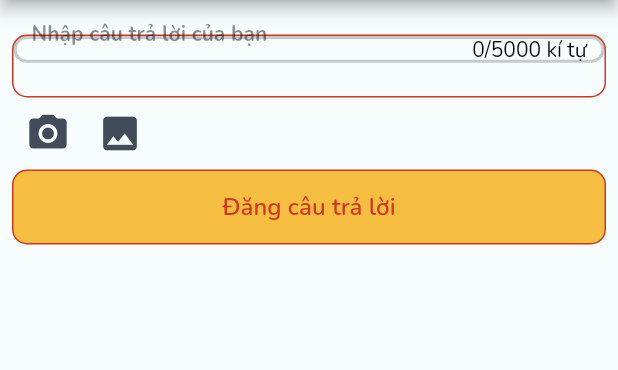
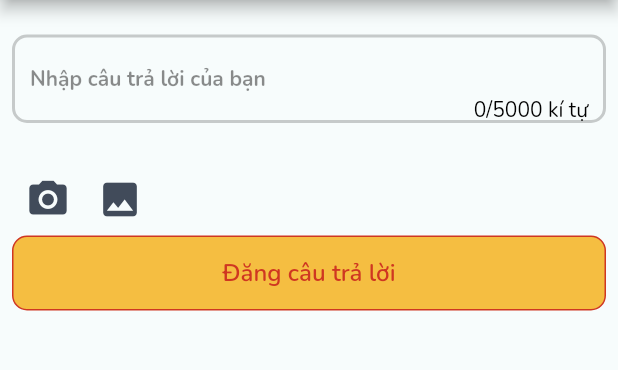
Before and after one commit to phudqph09495/app_q_n_a, a Flutter app: the Add_Answer_Screen screen opened directly, on a phone screen of 412 x 824 dp, the part 84-454 px from its top. Run offline on Flutter 3.47's test engine with Material 2 defaults, Android fonts, the light colour scheme and no system bars; our stand-ins replace device_preview, flutter_rating_bar, font_awesome_flutter, google_fonts, image_cropper, image_picker and 3 more; missing offline and left inert: flutter_dialogs, qr_code_scanner, responsive_scaffold_nullsafe; network calls fail.

Commit message:
Đoàn Quang Phú-Update code 22/06/2022
Fix

```diff
--- a/lib/Screens/add_answer.dart
+++ b/lib/Screens/add_answer.dart
@@ -7,8 +7,8 @@ import 'package:app_q_n_a/item/input_text.dart';
 import 'package:app_q_n_a/item/button.dart';
 import 'package:flutter/services.dart';
 import 'package:image_picker/image_picker.dart';
-int maxline=1;
-double height=40;
+
+int maxline = 1;
 
 class Add_Answer_Screen extends StatefulWidget {
   @override
@@ -51,9 +51,8 @@ class _Add_Answer_ScreenState extends State<Add_Answer_Screen> {
         leading: IconButton(
           onPressed: () {
             Navigator.pop(context);
-            setState((){
-              maxline=1;
-              height=40;
+            setState(() {
+              maxline = 1;
             });
           },
           icon: Icon(
@@ -70,20 +69,18 @@ class _Add_Answer_ScreenState extends State<Add_Answer_Screen> {
               const SizedBox(
                 height: 15,
               ),
-              Container(
-                decoration: BoxDecoration(
-                    border: Border.all(color: ColorApp.orangeF01, width: 1),
-                    borderRadius: BorderRadius.circular(10)
-                ),
-                child: InputText(
-                  counter: true,
-                  height: height,
-                    hasPass: false,
-deadline: (){ setState(() {height=110;maxline=4;});},
-                    hint: 'Nhập câu trả lời của bạn',
-                    controller: answer,
-                    maxline: maxline,
-                inputType: TextInputType.multiline,),
+              InputText(
+                counter: true,
+                hasPass: false,
+                deadline: () {
+                  setState(() {
+                    maxline = 4;
+                  });
+                },
+                hint: 'Nhập câu trả lời của bạn',
+                controller: answer,
+                maxline: maxline,
+                inputType: TextInputType.multiline,
               ),
               Row(
                 children: [
@@ -122,7 +119,7 @@ deadline: (){ setState(() {height=110;maxline=4;});},
                             );
                           }),
                     )
-                  :const SizedBox(),
+                  : const SizedBox(),
               Button1(
                   ontap: () {},
                   colorButton: ColorApp.orangeF0,
--- a/lib/Screens/add_question.dart
+++ b/lib/Screens/add_question.dart
@@ -41,7 +41,7 @@ class _AddQuestionState extends State<AddQuestion> {
                           setState(() {
                             _chosenDateTime = val;
                             deadline.text =
-                                '${_chosenDateTime?.hour}h${_chosenDateTime?.minute}  ${_chosenDateTime?.day}/${_chosenDateTime?.month}/${_chosenDateTime?.year}';
+                                '${_chosenDateTime?.hour}:${_chosenDateTime?.minute}\'  ${_chosenDateTime?.day}/${_chosenDateTime?.month}/${_chosenDateTime?.year}';
                           });
                         }),
                   ),
```
Also changed, not shown: lib/Screens/answer_screen.dart (+6 -3 lines), lib/item/answer_card.dart (+33 -24 lines).
